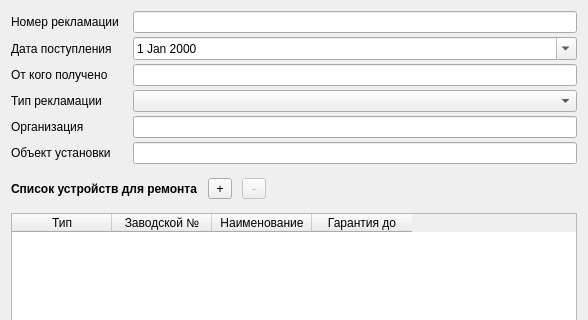
Above: Remont/claimdetail.ui from AlexeyScherbakov2021/Remont2 before the change; both pictures show x 0 to 588 and y 0 to 320 of the 588 by 543 pixel window. Below: the same form after it.
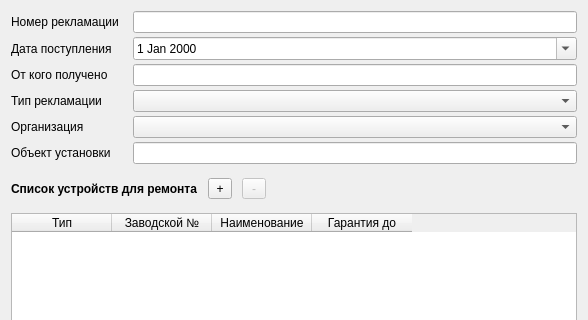
That is the form after the change. Icons and pictures are not drawn.

Diff of the .ui file:
```diff
--- a/Remont/claimdetail.ui
+++ b/Remont/claimdetail.ui
@@ -76,9 +76,6 @@
        </property>
       </widget>
      </item>
-     <item row="4" column="1">
-      <widget class="QLineEdit" name="leOrganiz"/>
-     </item>
      <item row="5" column="0">
       <widget class="QLabel" name="label_6">
        <property name="text">
@@ -89,6 +86,9 @@
      <item row="5" column="1">
       <widget class="QLineEdit" name="leObjectInst"/>
      </item>
+     <item row="4" column="1">
+      <widget class="QComboBox" name="cbOrg"/>
+     </item>
     </layout>
    </item>
    <item>
```
